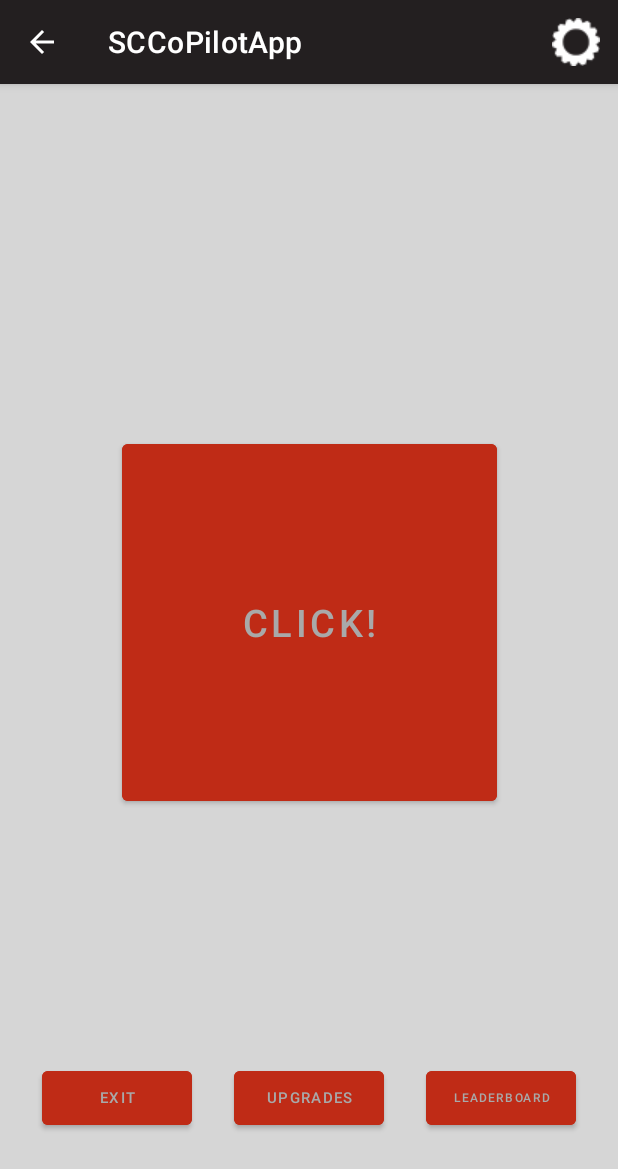
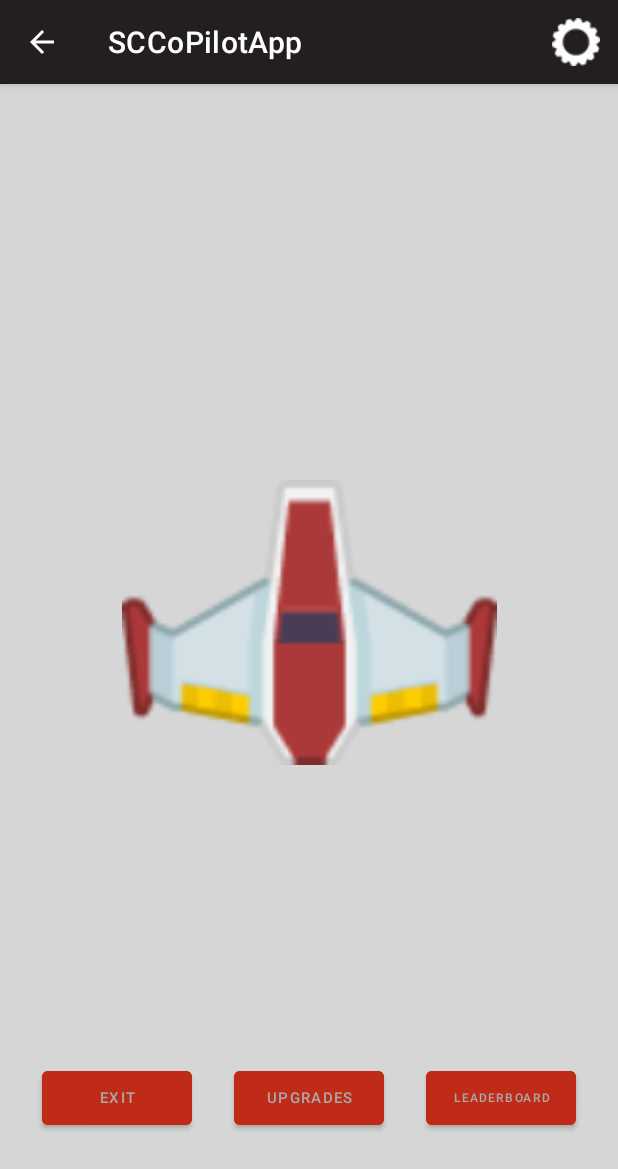
Before and after one commit to greggriffin2/Desktop-MobileGame_v2, an Android app: the MainGameActivity screen opened directly, with no data from a screen before it, on a phone screen of 412 x 824 dp. Shown: the top 1169 px of the screen. Run offline under Robolectric (Android 15) with nearby library versions, the phone set to English and light mode, and no system bars; libraries missing offline, so code that uses them is left out: org.webrtc; pictures from the network do not load.

Commit message:
MainGame Screen Update
-Replaced the click button with an interactive png of the ship used in the game.

```diff
--- a/SCCoPilotApp/app/src/main/java/com/example/sccopilotapp/MainGameActivity.java
+++ b/SCCoPilotApp/app/src/main/java/com/example/sccopilotapp/MainGameActivity.java
@@ -22,13 +22,14 @@ import java.beans.PropertyChangeListener;
 public class MainGameActivity extends AppCompatActivity {
 
     String TAG = "MainGameActivity";
-    Button shipButton;
+//    Button shipButton;
     Button upgradesButton;
     Button leaderboardButton;
     Button exitButton;
 
     int powerMax = 0;
     ImageView backgroundGIF;
+    ImageView shipClick;
     static int background_1 = R.drawable.space_background1;
     static int background_2 = R.drawable.space_background2;
     static int selectedBackground = background_1;
@@ -59,10 +60,11 @@ public class MainGameActivity extends AppCompatActivity {
         backgroundGIF = findViewById(R.id.background);
         loadBackground();
 
-        shipButton = findViewById(R.id.shipButton);
+//        shipButton = findViewById(R.id.shipButton);
         upgradesButton = findViewById(R.id.upgradesButton);
         leaderboardButton = findViewById(R.id.leaderboardButton);
         exitButton = findViewById(R.id.exitButton);
+        shipClick = findViewById(R.id.shipClick);
         ActionBar actionBar = getSupportActionBar();
         actionBar.setDisplayHomeAsUpEnabled(true);
         // handle button activities
@@ -98,8 +100,16 @@ public class MainGameActivity extends AppCompatActivity {
         Log.d(TAG, "Click");
         if (powerMax < 10) {
             powerMax += 1;
+            float x = shipClick.getScaleX();
+            float y = shipClick.getScaleY();
+            shipClick.setScaleX((float) (x + .05));
+            shipClick.setScaleY((float) (y + .05));
         } else {
             //Send info to game
+            float x = shipClick.getScaleX();
+            float y = shipClick.getScaleY();
+            shipClick.setScaleX((float) (x - .5));
+            shipClick.setScaleY((float) (y - .5));
             Toast.makeText(MainGameActivity.this, "Fully Powered!",
                     Toast.LENGTH_SHORT).show();
             powerMax = 0;
--- a/SCCoPilotApp/app/src/main/res/layout/activity_main_game.xml
+++ b/SCCoPilotApp/app/src/main/res/layout/activity_main_game.xml
@@ -12,21 +12,35 @@
         android:id="@+id/background"
         android:contentDescription="@string/background" />
 
-    <Button
-        android:id="@+id/shipButton"
+    <ImageView
+        android:id="@+id/shipClick"
         android:layout_width="250dp"
         android:layout_height="250dp"
-        android:layout_marginTop="-50dp"
-        android:textAlignment="center"
-        android:textSize="25sp"
-        android:backgroundTint="@color/shipRed"
-        android:text="CLICK!"
         app:layout_constraintTop_toTopOf="parent"
         app:layout_constraintBottom_toBottomOf="parent"
         app:layout_constraintStart_toStartOf="parent"
         app:layout_constraintEnd_toEndOf="parent"
+        android:layout_marginTop="-50dp"
         android:onClick="onClickShip"
-        tools:ignore="UsingOnClickInXml" />
+        tools:ignore="UsingOnClickInXml"
+        android:src="@drawable/playership1red"
+        />
+
+<!--    <Button-->
+<!--        android:id="@+id/shipButton"-->
+<!--        android:layout_width="250dp"-->
+<!--        android:layout_height="250dp"-->
+<!--        android:layout_marginTop="-50dp"-->
+<!--        android:textAlignment="center"-->
+<!--        android:textSize="25sp"-->
+<!--        android:backgroundTint="@color/shipRed"-->
+<!--        android:text="CLICK!"-->
+<!--        app:layout_constraintTop_toTopOf="parent"-->
+<!--        app:layout_constraintBottom_toBottomOf="parent"-->
+<!--        app:layout_constraintStart_toStartOf="parent"-->
+<!--        app:layout_constraintEnd_toEndOf="parent"-->
+<!--        android:onClick="onClickShip"-->
+<!--        tools:ignore="UsingOnClickInXml" />-->
 
     <Button
         android:id="@+id/upgradesButton"
@@ -37,7 +51,7 @@
         android:text="Upgrades"
         app:layout_constraintStart_toStartOf="parent"
         app:layout_constraintEnd_toEndOf="parent"
-        app:layout_constraintTop_toBottomOf="@id/shipButton"
+        app:layout_constraintTop_toBottomOf="@id/shipClick"
         app:layout_constraintBottom_toBottomOf="parent"
         android:layout_marginTop="100dp"
         android:onClick="onClickUpgrades"
@@ -52,7 +66,7 @@
         android:text="Leaderboard"
         app:layout_constraintStart_toEndOf="@id/upgradesButton"
         app:layout_constraintEnd_toEndOf="parent"
-        app:layout_constraintTop_toBottomOf="@id/shipButton"
+        app:layout_constraintTop_toBottomOf="@id/shipClick"
         app:layout_constraintBottom_toBottomOf="parent"
         android:layout_marginTop="100dp"
         android:onClick="onClickLeaderboard"
@@ -67,7 +81,7 @@
         android:text="Exit"
         app:layout_constraintStart_toStartOf="parent"
         app:layout_constraintEnd_toStartOf="@id/upgradesButton"
-        app:layout_constraintTop_toBottomOf="@id/shipButton"
+        app:layout_constraintTop_toBottomOf="@id/shipClick"
         app:layout_constraintBottom_toBottomOf="parent"
         android:layout_marginTop="100dp"
         android:onClick="onClickExit"
```
Also changed, not shown: SCCoPilotApp/app/src/main/res/drawable/playership1red.png (added).
